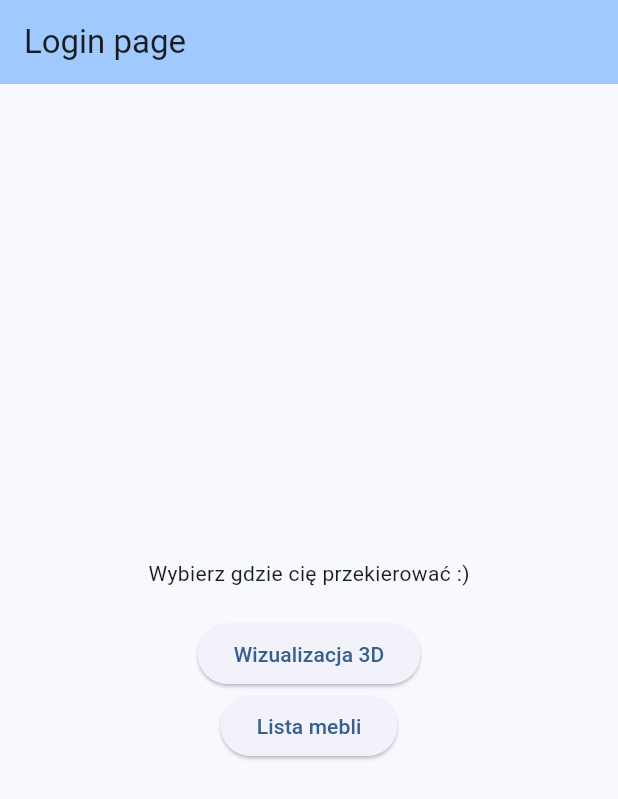
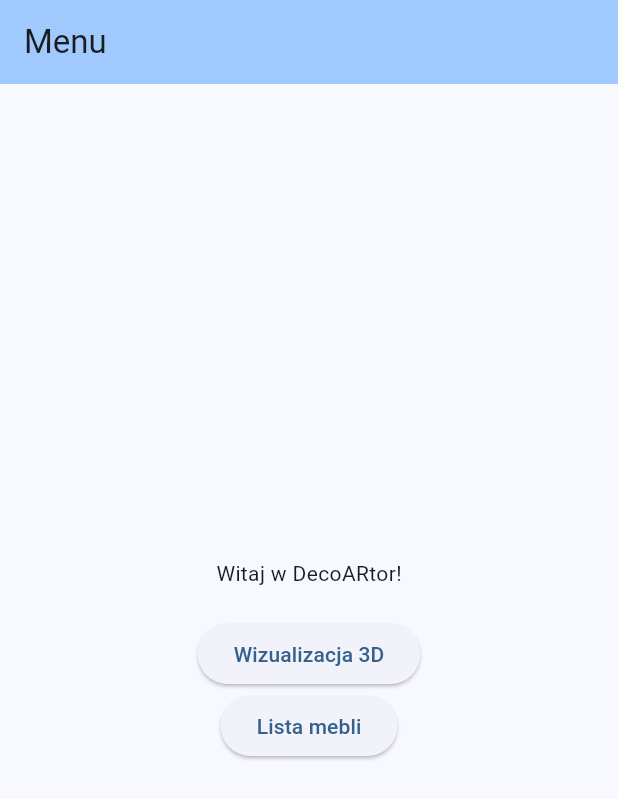
Before and after one commit to kit-jacking/olszewsking, a Flutter app: the screen it shows after launch, on a phone screen of 412 x 824 dp. Shown: the top 799 px of the screen. Run offline on Flutter 3.47's test engine with Material 3 defaults, Android fonts, the phone set to English and light mode, and no system bars; our stand-ins replace camera, flutter_bloc, flutter_svg, fluttertoast, image_picker; missing offline and left inert: model_viewer_plus.

Commit message:
Added missing files and changed page titles

```diff
--- a/lib/main.dart
+++ b/lib/main.dart
@@ -65,11 +65,11 @@ class MyApp extends StatelessWidget {
           useMaterial3: true,
         ),
         routes: {
-          '/': (context) => const MainPage(title: "Login page"),
-          '/igor': (context) => const IgorPage(title: "Igor page"),
+          '/': (context) => const MainPage(title: "Menu"),
+          '/igor': (context) => const IgorPage(title: "Zmień zdjęcie"),
           '/camera': (context) => CameraScreen(camera: camera),
           '/adam': (context) => AdamPage(title: "Adam page"),
-          '/julka': (context) => JulkaPage(title: "Julka page"),
+          '/julka': (context) => JulkaPage(title: "Wizualizacja 3D"),
           '/tymon': (context) => const TymonPage(title: "Ar object"),
         },
       ),
--- a/lib/ui/mainPage/mainPage.dart
+++ b/lib/ui/mainPage/mainPage.dart
@@ -27,7 +27,7 @@ class MainPage extends StatelessWidget {
               child: Column(
                 mainAxisAlignment: MainAxisAlignment.center,
                 children: <Widget>[
-                  const Text("Wybierz gdzie cię przekierować :)"),
+                  const Text("Witaj w DecoARtor!"),
                   SizedBox(
                     height: 20,
                   ),
```
Also changed, not shown: lib/assets/images/krzeslo.png (added), lib/assets/images/lampa.png (added), lib/assets/images/lawka.png (added), 1 other file.
